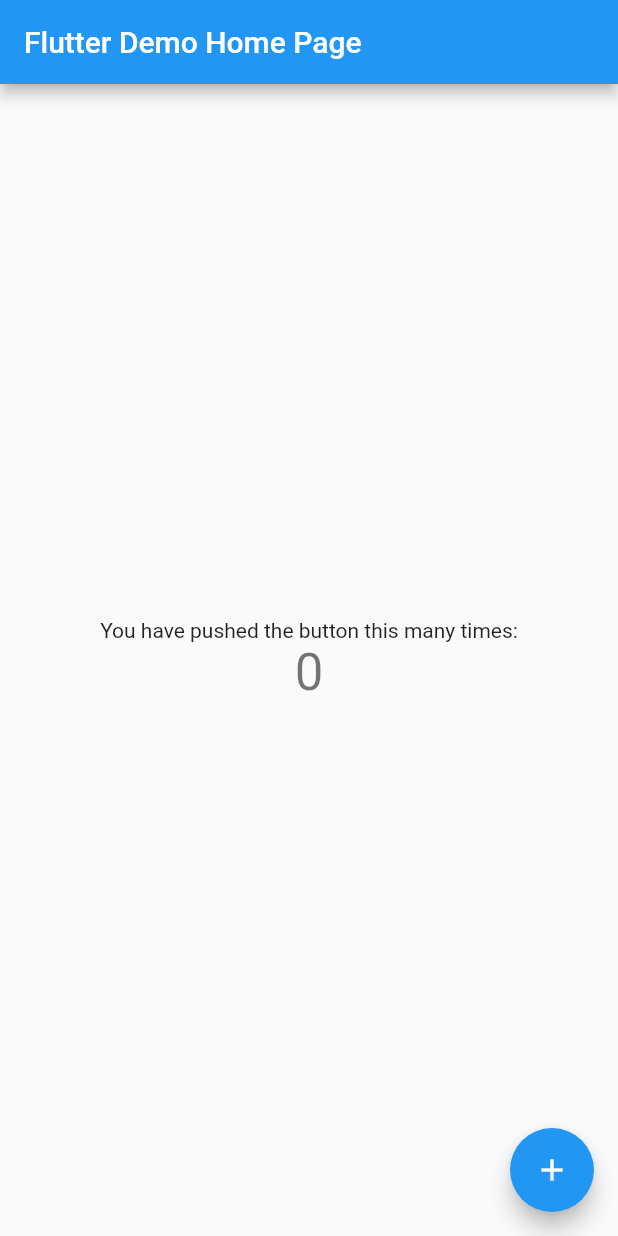
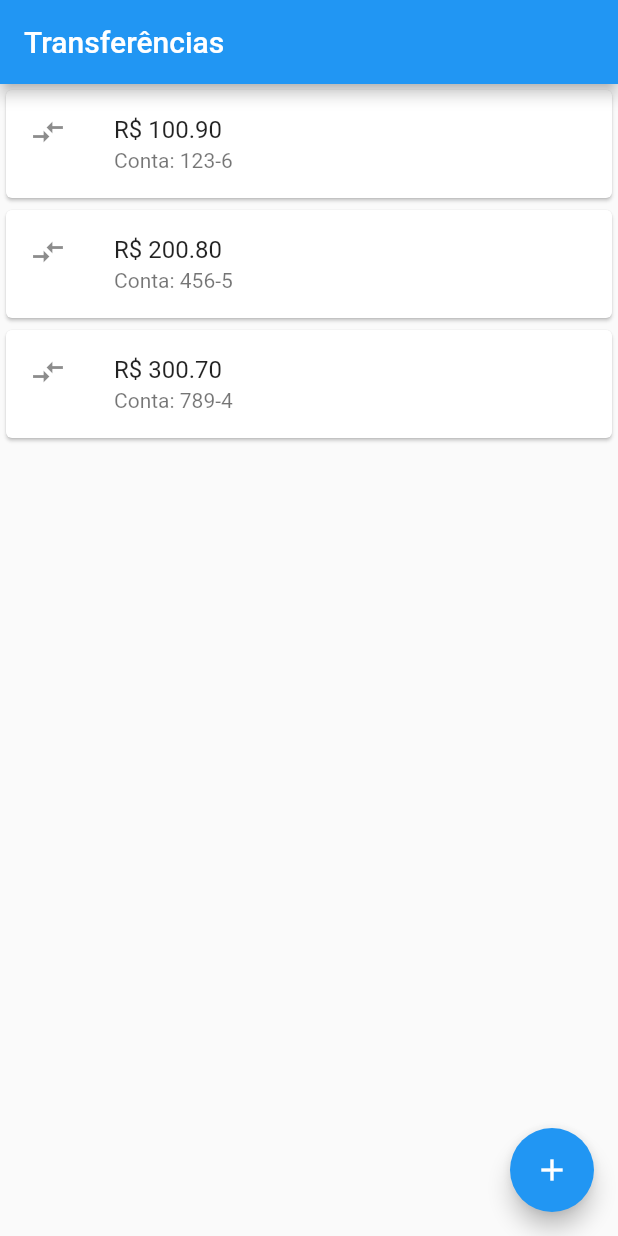
Before and after one commit to heltonricardo/bytebank-flutter, a Flutter app: the screen it shows after launch, on a phone screen of 412 x 824 dp. Run offline on Flutter 3.47's test engine with Material 2 defaults, Android fonts, the phone set to English and light mode, and no system bars; missing offline and left inert: dart:ffi.

Commit message:
Update main.dart

```diff
--- a/lib/main.dart
+++ b/lib/main.dart
@@ -1,113 +1,52 @@
+import 'dart:ffi';
+
 import 'package:flutter/material.dart';
 
-void main() {
-  runApp(MyApp());
+void main() => runApp(MaterialApp(
+      home: Scaffold(
+        appBar: AppBar(
+          title: Text("Transferências"),
+        ),
+        body: ListaTransferencias(),
+        floatingActionButton: FloatingActionButton(
+          child: Icon(Icons.add),
+        ),
+      ),
+    ));
+
+class ListaTransferencias extends StatelessWidget {
+  @override
+  Widget build(BuildContext context) {
+    return (Column(
+      children: [
+        ItemTransferencia(Transferencia(100.9, "123-6")),
+        ItemTransferencia(Transferencia(200.8, "456-5")),
+        ItemTransferencia(Transferencia(300.7, "789-4")),
+      ],
+    ));
+  }
 }
 
-class MyApp extends StatelessWidget {
-  // This widget is the root of your application.
+class ItemTransferencia extends StatelessWidget {
+  final Transferencia _transferencia;
+
+  ItemTransferencia(this._transferencia);
+
   @override
   Widget build(BuildContext context) {
-    return MaterialApp(
-      title: 'Flutter Demo',
-      theme: ThemeData(
-        // This is the theme of your application.
-        //
-        // Try running your application with "flutter run". You'll see the
-        // application has a blue toolbar. Then, without quitting the app, try
-        // changing the primarySwatch below to Colors.green and then invoke
-        // "hot reload" (press "r" in the console where you ran "flutter run",
-        // or simply save your changes to "hot reload" in a Flutter IDE).
-        // Notice that the counter didn't reset back to zero; the application
-        // is not restarted.
-        primarySwatch: Colors.blue,
+    return Card(
+      child: ListTile(
+        leading: Icon(Icons.compare_arrows),
+        title: Text("R\$ " + _transferencia.valor.toStringAsFixed(2)),
+        subtitle: Text("Conta: " + _transferencia.conta),
       ),
-      home: MyHomePage(title: 'Flutter Demo Home Page'),
     );
   }
 }
 
-class MyHomePage extends StatefulWidget {
-  MyHomePage({Key key, this.title}) : super(key: key);
+class Transferencia {
+  final double valor;
+  final String conta;
 
-  // This widget is the home page of your application. It is stateful, meaning
-  // that it has a State object (defined below) that contains fields that affect
-  // how it looks.
-
-  // This class is the configuration for the state. It holds the values (in this
-  // case the title) provided by the parent (in this case the App widget) and
-  // used by the build method of the State. Fields in a Widget subclass are
-  // always marked "final".
-
-  final String title;
-
-  @override
-  _MyHomePageState createState() => _MyHomePageState();
+  Transferencia(this.valor, this.conta);
 }
-
-class _MyHomePageState extends State<MyHomePage> {
-  int _counter = 0;
-
-  void _incrementCounter() {
-    setState(() {
-      // This call to setState tells the Flutter framework that something has
-      // changed in this State, which causes it to rerun the build method below
-      // so that the display can reflect the updated values. If we changed
-      // _counter without calling setState(), then the build method would not be
-      // called again, and so nothing would appear to happen.
-      _counter++;
-    });
-  }
-
-  @override
-  Widget build(BuildContext context) {
-    // This method is rerun every time setState is called, for instance as done
-    // by the _incrementCounter method above.
-    //
-    // The Flutter framework has been optimized to make rerunning build methods
-    // fast, so that you can just rebuild anything that needs updating rather
-    // than having to individually change instances of widgets.
-    return Scaffold(
-      appBar: AppBar(
-        // Here we take the value from the MyHomePage object that was created by
-        // the App.build method, and use it to set our appbar title.
-        title: Text(widget.title),
-      ),
-      body: Center(
-        // Center is a layout widget. It takes a single child and positions it
-        // in the middle of the parent.
-        child: Column(
-          // Column is also a layout widget. It takes a list of children and
-          // arranges them vertically. By default, it sizes itself to fit its
-          // children horizontally, and tries to be as tall as its parent.
-          //
-          // Invoke "debug painting" (press "p" in the console, choose the
-          // "Toggle Debug Paint" action from the Flutter Inspector in Android
-          // Studio, or the "Toggle Debug Paint" command in Visual Studio Code)
-          // to see the wireframe for each widget.
-          //
-          // Column has various properties to control how it sizes itself and
-          // how it positions its children. Here we use mainAxisAlignment to
-          // center the children vertically; the main axis here is the vertical
-          // axis because Columns are vertical (the cross axis would be
-          // horizontal).
-          mainAxisAlignment: MainAxisAlignment.center,
-          children: <Widget>[
-            Text(
-              'You have pushed the button this many times:',
-            ),
-            Text(
-              '$_counter',
-              style: Theme.of(context).textTheme.headline4,
-            ),
-          ],
-        ),
-      ),
-      floatingActionButton: FloatingActionButton(
-        onPressed: _incrementCounter,
-        tooltip: 'Increment',
-        child: Icon(Icons.add),
-      ), // This trailing comma makes auto-formatting nicer for build methods.
-    );
-  }
-}
```
